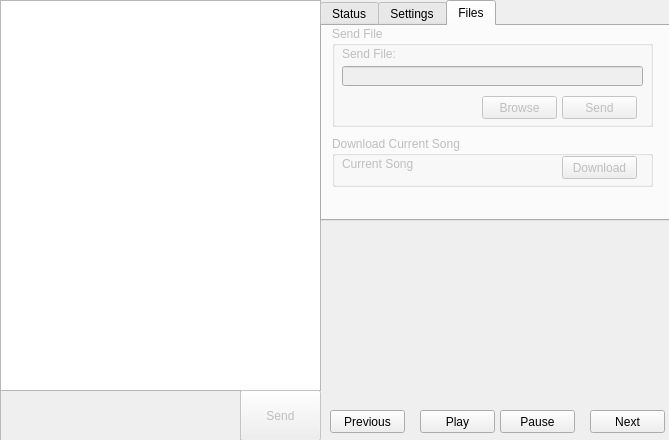
The window that mainwindow.ui (warren80/comaudio) describes before a commit, drawn with Qt 5.
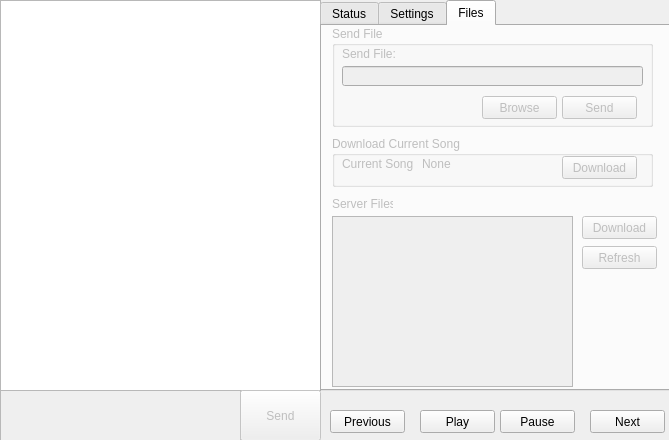
The same window after the commit. The open tabs and pages were chosen to show the change.

Commit message: Gui updates + our view lists the files in our current directory...connect and press refresh in the files tab

```diff
--- a/mainwindow.ui
+++ b/mainwindow.ui
@@ -98,7 +98,7 @@
       <x>320</x>
       <y>0</y>
       <width>351</width>
-      <height>221</height>
+      <height>391</height>
      </rect>
     </property>
     <property name="autoFillBackground">
@@ -566,6 +566,68 @@
         <string>Download</string>
        </property>
       </widget>
+      <widget class="QLabel" name="currentSongText">
+       <property name="geometry">
+        <rect>
+         <x>90</x>
+         <y>20</y>
+         <width>131</width>
+         <height>16</height>
+        </rect>
+       </property>
+       <property name="text">
+        <string>None</string>
+       </property>
+      </widget>
+     </widget>
+     <widget class="QLabel" name="serverFilesLabel">
+      <property name="geometry">
+       <rect>
+        <x>10</x>
+        <y>170</y>
+        <width>61</width>
+        <height>16</height>
+       </rect>
+      </property>
+      <property name="text">
+       <string>Server Files:</string>
+      </property>
+     </widget>
+     <widget class="QPushButton" name="downloadSongButton">
+      <property name="geometry">
+       <rect>
+        <x>260</x>
+        <y>190</y>
+        <width>75</width>
+        <height>23</height>
+       </rect>
+      </property>
+      <property name="text">
+       <string>Download</string>
+      </property>
+     </widget>
+     <widget class="QPushButton" name="refreshServerFilesButton">
+      <property name="geometry">
+       <rect>
+        <x>260</x>
+        <y>220</y>
+        <width>75</width>
+        <height>23</height>
+       </rect>
+      </property>
+      <property name="text">
+       <string>Refresh</string>
+      </property>
+     </widget>
+     <widget class="QListWidget" name="serverFilesView">
+      <property name="geometry">
+       <rect>
+        <x>10</x>
+        <y>190</y>
+        <width>241</width>
+        <height>171</height>
+       </rect>
+      </property>
      </widget>
     </widget>
    </widget>
```
Left out of the diff: 21 changed lines with no effect on the pictures. The commit also changes 4 other files.
